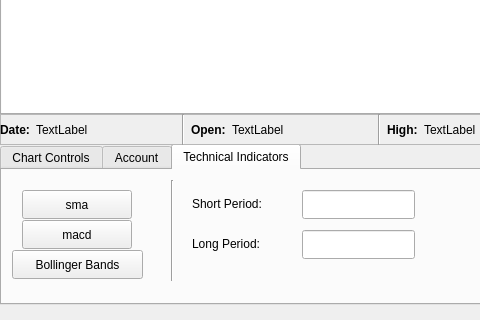
First picture: the form in chartWidget.ui, repository ellamental/pyTrade, before the edit; both pictures show x 0 to 480 and y 736 to 1056 of the 1076 by 1056 pixel window.
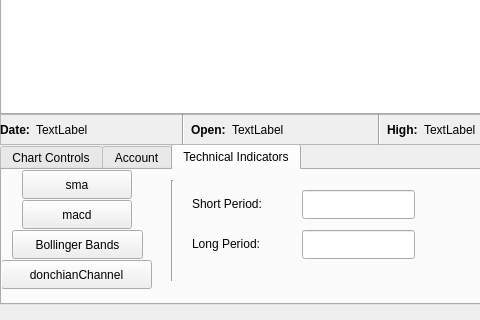
Second picture: the form after the edit.

Commit message: Refactored forEachPeriod to make it more general and added another indicator.

The edit to the form file:
```diff
--- a/chartWidget.ui
+++ b/chartWidget.ui
@@ -431,7 +431,7 @@
      <property name="geometry">
       <rect>
        <x>20</x>
-       <y>50</y>
+       <y>30</y>
        <width>110</width>
        <height>29</height>
       </rect>
@@ -454,7 +454,7 @@
      <property name="geometry">
       <rect>
        <x>20</x>
-       <y>20</y>
+       <y>0</y>
        <width>110</width>
        <height>29</height>
       </rect>
@@ -477,7 +477,7 @@
      <property name="geometry">
       <rect>
        <x>10</x>
-       <y>80</y>
+       <y>60</y>
        <width>131</width>
        <height>29</height>
       </rect>
@@ -525,6 +525,19 @@
       <enum>Qt::Vertical</enum>
      </property>
     </widget>
+    <widget class="QPushButton" name="donchianChannel">
+     <property name="geometry">
+      <rect>
+       <x>-1</x>
+       <y>90</y>
+       <width>151</width>
+       <height>29</height>
+      </rect>
+     </property>
+     <property name="text">
+      <string>donchianChannel</string>
+     </property>
+    </widget>
    </widget>
   </widget>
   <widget class="QPushButton" name="nextDay">
```
The commit also changes 2 other files.
